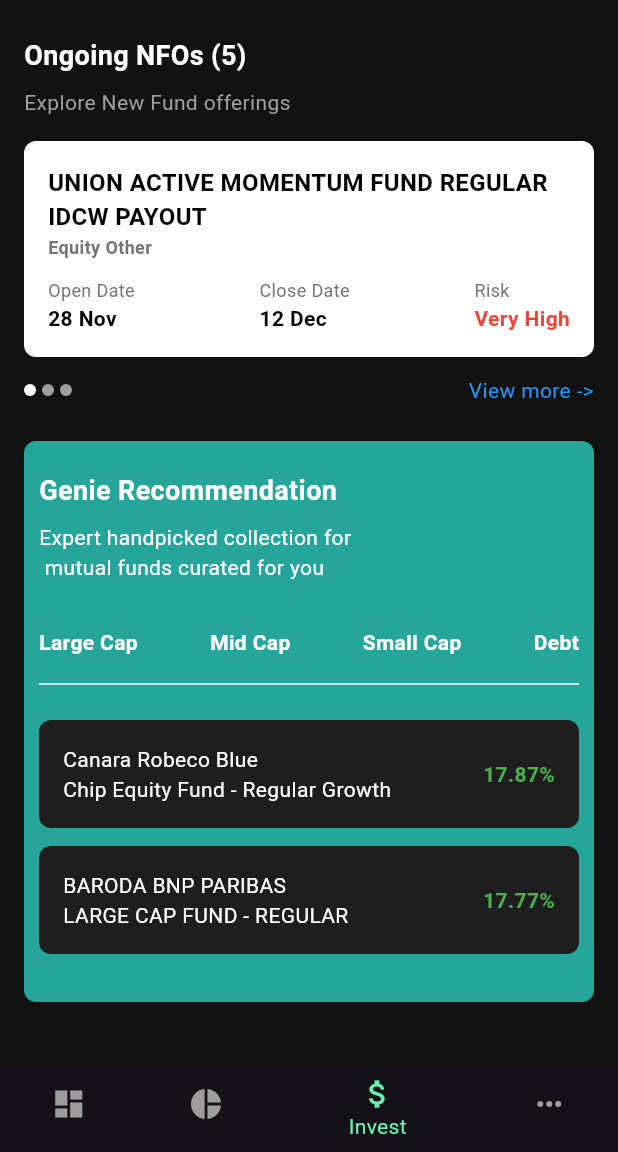
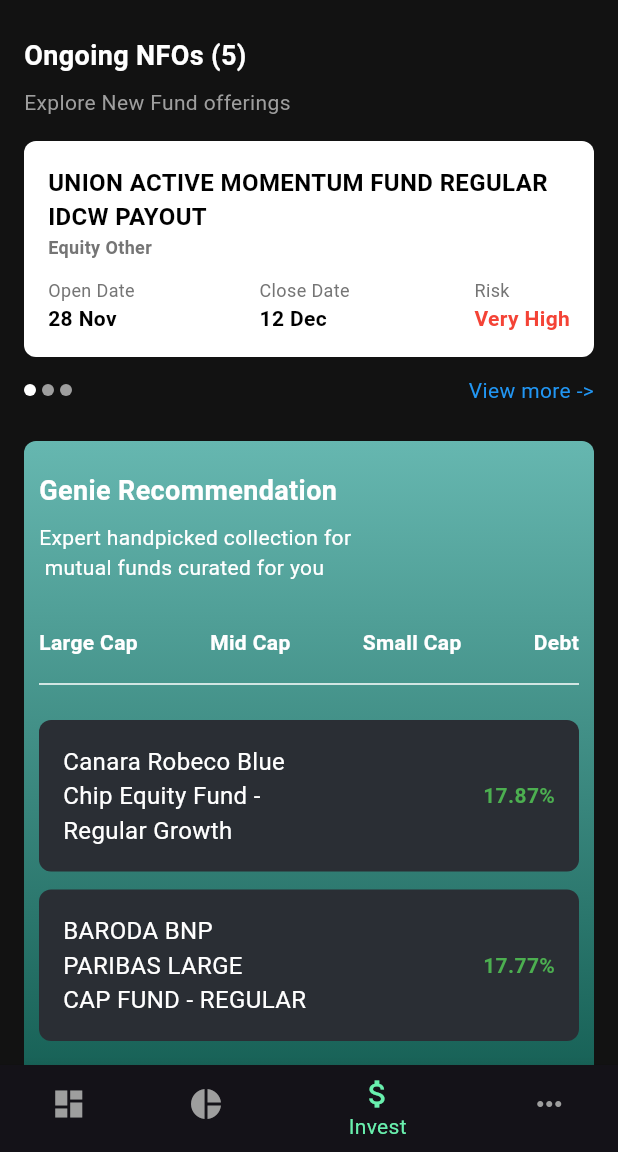
Before and after one commit to Paul-sharon/Funds-Genie, a Flutter app: the Invest screen opened directly, on a phone screen of 412 x 824 dp, the part 84-1236 px from its top. Run offline on Flutter 3.47's test engine with Material 3 defaults, Android fonts, the phone set to English and light mode, and no system bars.

Commit message:
Invest complete

```diff
--- a/lib/invest/invest.dart
+++ b/lib/invest/invest.dart
@@ -179,9 +179,16 @@
       children: [
         Container(
           padding: EdgeInsets.symmetric(horizontal: 10, vertical: 20),
-          decoration: BoxDecoration(
-            color: Color(0xFF26A69A), // Greenish background
-            borderRadius: BorderRadius.circular(8),
+          decoration: const BoxDecoration(
+            gradient: LinearGradient(
+              colors: [
+                Color(0xFF66B7B0),
+                Color(0xFF155F54),
+              ],
+              begin: Alignment.topCenter,
+              end: Alignment.bottomCenter,
+            ),
+            borderRadius: BorderRadius.all(Radius.circular(8)),
           ),
           child: Column(
             crossAxisAlignment: CrossAxisAlignment.start,
@@ -209,11 +216,11 @@
               Divider(color: Colors.white),
               SizedBox(height: 16),
               RecommendationTile(
-                fundName: 'Canara Robeco Blue \nChip Equity Fund - Regular Growth',
+                fundName: 'Canara Robeco Blue \nChip Equity Fund - \nRegular Growth',
                 returnPercentage: '17.87%',
               ),
               RecommendationTile(
-                fundName: 'BARODA BNP PARIBAS \nLARGE CAP FUND - REGULAR',
+                fundName: 'BARODA BNP \nPARIBAS LARGE \nCAP FUND - REGULAR',
                 returnPercentage: '17.77%',
               ),
             ],
@@ -290,7 +297,7 @@
     return Container(
       margin: EdgeInsets.only(bottom: 12),
       decoration: BoxDecoration(
-        color: Color(0xFF1E1E1E),
+        color: Color(0xFF2A2E34),
         borderRadius: BorderRadius.circular(8),
       ),
       child: Padding(
@@ -301,8 +308,8 @@
             Expanded(
               child: Text(
                 fundName,
-                style: TextStyle(color: Colors.white, fontSize: 14),
-                maxLines: 2,
+                style: TextStyle(color: Colors.white, fontSize: 16),
+                maxLines: 3,
                 overflow: TextOverflow.ellipsis,
               ),
             ),
--- a/lib/screens/dynamicasset.dart
+++ b/lib/screens/dynamicasset.dart
@@ -1,5 +1,4 @@
 import 'package:flutter/material.dart';
-
 class DynamicAsset extends StatelessWidget {
   @override
   Widget build(BuildContext context) {
@@ -9,7 +8,6 @@
     );
   }
 }
-
 class DynamicAssetAllocation extends StatefulWidget {
   @override
   _DynamicAssetAllocationState createState() => _DynamicAssetAllocationState();
```
